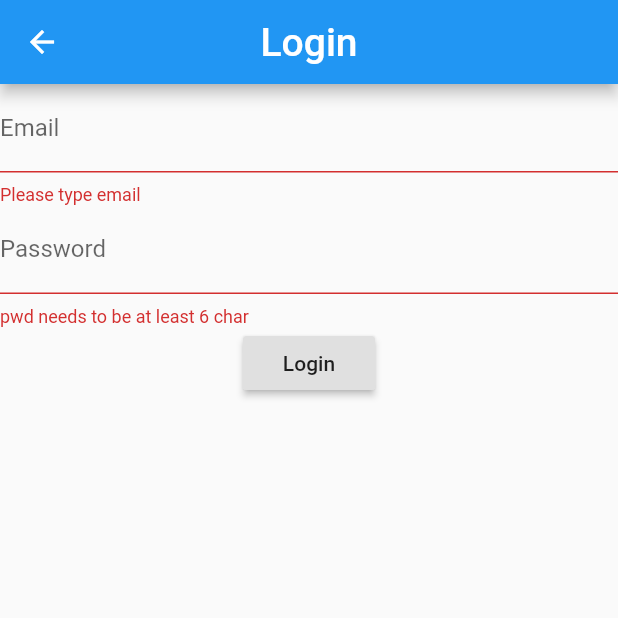
After one commit to hjlama/CodeCS, a Flutter app: the Login_firebase_test screen opened directly, after a tap on "Login", on a phone screen of 412 x 824 dp, the top half of it. The commit adds this screen. Run offline on Flutter 3.47's test engine with Material 2 defaults, Android fonts, the phone set to English and light mode, and no system bars; our stand-ins replace bottom_navy_bar, firebase_auth; accounts and stored records are empty; statements that could not run were skipped.

Commit message:
implementing login v.1.2 - login page - welcome page

```diff
--- a/lib/HomeCardGrid.dart
+++ b/lib/HomeCardGrid.dart
@@ -100,7 +100,12 @@ List<Widget> createProgLangCardItem(
             );
           },
           child: new Card(
+            elevation: 2.0,
+            shape: RoundedRectangleBorder(
+              borderRadius: BorderRadius.circular(8.0),
+            ),
             child: Image.asset(proglang.image),
+
           ),
         ),
       );
--- /dev/null
+++ b/lib/Login_firebase_test.dart
@@ -0,0 +1,68 @@
+import 'package:flutter/material.dart';
+import 'package:firebase_auth/firebase_auth.dart';
+//import 'package:google_sign_in/google_sign_in.dart';
+import 'HomePage.dart';
+
+class Login_firebase_test extends StatefulWidget {
+  @override
+  _Login_firebase_testState createState() => _Login_firebase_testState();
+}
+
+class _Login_firebase_testState extends State<Login_firebase_test> {
+  String _email, _password;
+  final GlobalKey<FormState> _formKey = GlobalKey<FormState>();
+
+  @override
+  Widget build(BuildContext context) {
+    return Scaffold(
+      appBar: AppBar(
+        title: Text('Login',style: TextStyle(fontSize: 26),),
+        centerTitle: true,
+      ),
+      body: Form(
+        key: _formKey,
+        child: Column(
+          children: <Widget>[
+            TextFormField(
+              validator: (input) {
+                if (input.isEmpty) {
+                  return 'Please type email';
+                }
+              },
+              onSaved: (input) => _email = input,
+              decoration: InputDecoration(labelText: 'Email'),
+            ),
+            TextFormField(
+              validator: (input) {
+                if (input.length < 6) {
+                  return 'pwd needs to be at least 6 char';
+                }
+              },
+              onSaved: (input) => _password = input,
+              decoration: InputDecoration(labelText: 'Password'),
+              obscureText: true,
+            ),
+            RaisedButton(
+              onPressed: login,
+              child: Text('Login'),
+            )
+          ],
+        ),
+      ),
+    );
+  }
+
+  void login() async {
+    if (_formKey.currentState.validate()) {
+      _formKey.currentState.save();
+      try {
+        FirebaseUser user = await FirebaseAuth.instance
+            .signInWithEmailAndPassword(email: _email, password: _password);
+        Navigator.push(
+            context, MaterialPageRoute(builder: (context) => HomePage(user: user)));
+      } catch (e) {
+        print(e.message);
+      }
+    }
+  }
+}
```
Also changed, not shown: lib/Login.dart (+55 -17 lines), lib/SignIn.dart (deleted, +0 -13 lines), lib/SignUp.dart (added, +75 -0 lines), lib/Welcome.dart (added, +79 -0 lines), lib/main.dart (+3 -6 lines), 3 other files.
